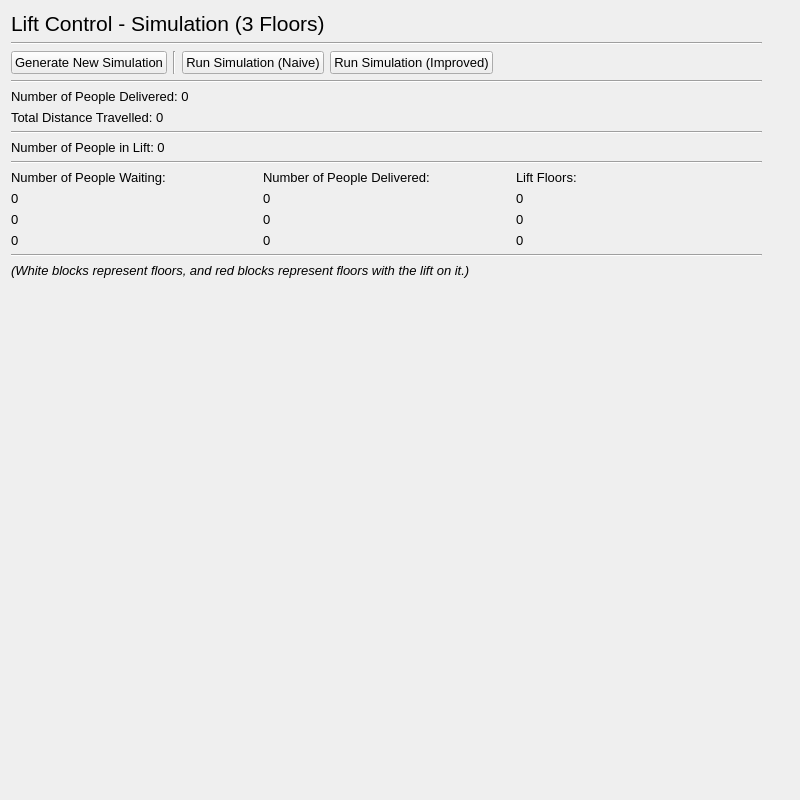
IsaacCheng9/lift-control-simulation, file sim_3_floors.ui: the form before one commit.
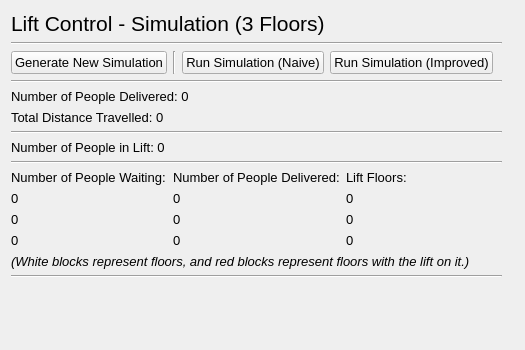
The form after the commit.

What changed in the file:
```diff
--- a/sim_3_floors.ui
+++ b/sim_3_floors.ui
@@ -6,8 +6,8 @@
    <rect>
     <x>0</x>
     <y>0</y>
-    <width>800</width>
-    <height>800</height>
+    <width>525</width>
+    <height>350</height>
    </rect>
   </property>
   <property name="font">
@@ -25,8 +25,8 @@
      <rect>
       <x>11</x>
       <y>11</y>
-      <width>751</width>
-      <height>751</height>
+      <width>491</width>
+      <height>321</height>
      </rect>
     </property>
     <layout class="QVBoxLayout" name="vert_layout_lift_control">
@@ -244,13 +244,6 @@
        </item>
       </layout>
      </item>
-     <item>
-      <widget class="Line" name="hori_line_sim">
-       <property name="orientation">
-        <enum>Qt::Horizontal</enum>
-       </property>
-      </widget>
-     </item>
      <item>
       <widget class="QLabel" name="lbl_key">
        <property name="font">
@@ -263,6 +256,20 @@
        </property>
       </widget>
      </item>
+     <item>
+      <widget class="Line" name="hori_line_sim">
+       <property name="orientation">
+        <enum>Qt::Horizontal</enum>
+       </property>
+      </widget>
+     </item>
+     <item>
+      <widget class="QLabel" name="lbl_update">
+       <property name="text">
+        <string/>
+       </property>
+      </widget>
+     </item>
      <item>
       <spacer name="vert_spacer">
        <property name="orientation">
```
Left out of the diff: 94 changed lines with no effect on the pictures.
